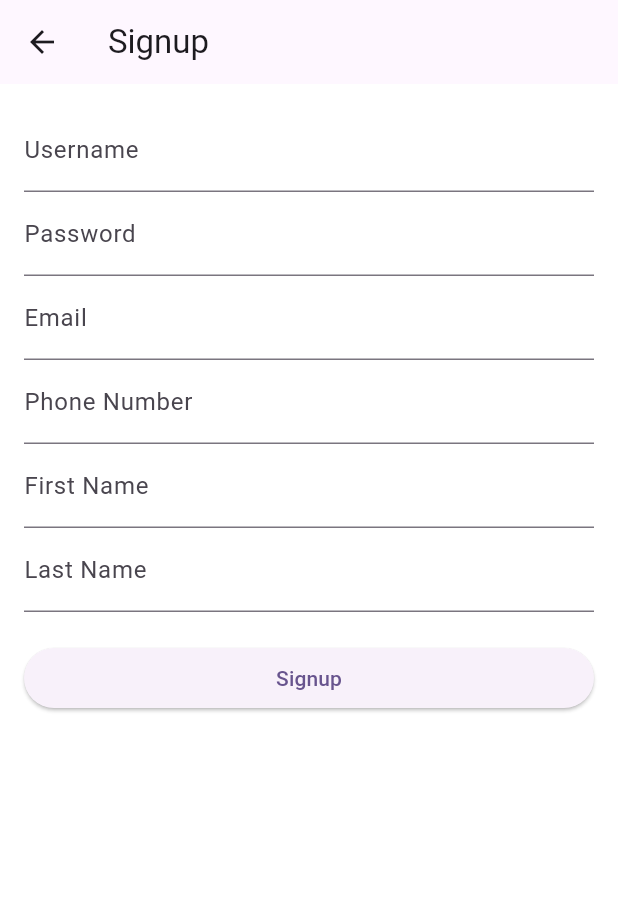
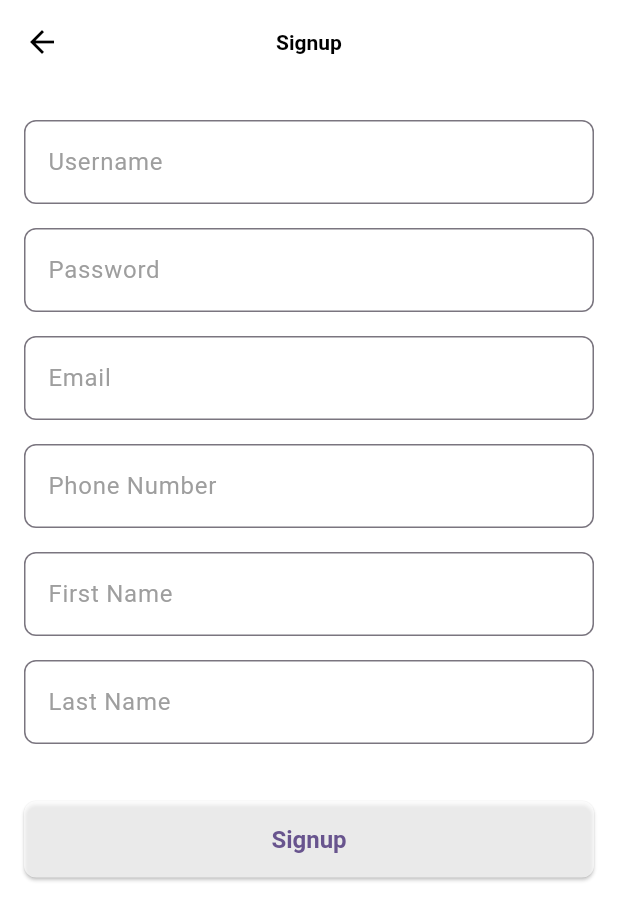
Before and after one commit to AhmedmohamedAhmed90/RealEstateMobile, a Flutter app: the SignupPage screen opened directly, on a phone screen of 412 x 824 dp. Shown: the top 920 px of the screen. Run offline on Flutter 3.47's test engine with Material 3 defaults, Android fonts, the phone set to English and light mode, and no system bars; our stand-ins replace bloc, convex_bottom_bar, equatable, flutter_bloc, flutter_secure_storage, google_fonts; accounts and stored records are empty; network calls fail.

Commit message:
"Updated theme and text styles, removed commented out code, and updated API URLs to use a base URL constant."

```diff
--- a/real_estate_mobile/lib/modules/Login/cubit/LoginCubit.dart
+++ b/real_estate_mobile/lib/modules/Login/cubit/LoginCubit.dart
@@ -3,6 +3,8 @@ import 'package:meta/meta.dart';
 import 'package:http/http.dart' as http;
 import 'dart:convert';
 import 'package:flutter_secure_storage/flutter_secure_storage.dart';
+
+import '../../../utils/app_constants.dart';
 
 part 'LoginStates.dart';
 
@@ -15,7 +17,7 @@ class LoginCubit extends Cubit<LoginState> {
     emit(LoginLoading());
     try {
       final response = await http.post(
-        Uri.parse('http://127.0.0.1:5001/api/user/login'),
+        Uri.parse('$baseURL/user/login'),
         headers: <String, String>{
           'Content-Type': 'application/json; charset=UTF-8',
         },
@@ -31,7 +33,7 @@ class LoginCubit extends Cubit<LoginState> {
 
         // Store the token securely
         await _storage.write(key: 'auth_token', value: token);
-        print('HTTP Response: ${response.statusCode} +doneeeeeeee');
+        print('HTTP Response: ${response.statusCode} +Token Saved');
         print(_storage.read(key: 'auth_token'));
 
         emit(LoginSuccess());
--- a/real_estate_mobile/lib/modules/QrCode/cubit/qr_code_cubit.dart
+++ b/real_estate_mobile/lib/modules/QrCode/cubit/qr_code_cubit.dart
@@ -3,6 +3,8 @@ import 'package:bloc/bloc.dart';
 import 'package:meta/meta.dart';
 import 'package:http/http.dart' as http;
 import 'package:flutter_secure_storage/flutter_secure_storage.dart';
+
+import '../../../utils/app_constants.dart';
 
 part 'qr_code_state.dart';
 
@@ -20,7 +22,7 @@ class QRCodeCubit extends Cubit<QRCodeState> {
       final String? formattedToken = token != null ? '$token' : null;
 
       final response = await http.post(
-        Uri.parse('http://127.0.0.1:5001/api/user/generate-qr'),
+        Uri.parse('${baseURL}/user/generate-qr'),
         headers: <String, String>{
           'Content-Type': 'application/json; charset=UTF-8',
           if (formattedToken != null) 'Authorization': formattedToken,
--- a/real_estate_mobile/lib/modules/ServicePage/cubit/ServiceCubit.dart
+++ b/real_estate_mobile/lib/modules/ServicePage/cubit/ServiceCubit.dart
@@ -46,6 +46,8 @@ import 'dart:convert';
 import 'package:flutter_secure_storage/flutter_secure_storage.dart';
 import 'package:real_estate_mobile/models/ServiceModel.dart';
 
+import '../../../utils/app_constants.dart';
+
 part 'ServiceStates.dart';
 
 class ServiceCubit extends Cubit<ServiceState> {
@@ -62,7 +64,7 @@ class ServiceCubit extends Cubit<ServiceState> {
       final String? formattedToken = token != null ? '$token' : null;
 
       final response = await http.get(
-        Uri.parse('http://127.0.0.1:5001/api/ticket/'),
+        Uri.parse('${baseURL}/ticket/'),
         headers: <String, String>{
           'Content-Type': 'application/json; charset=UTF-8',
           if (formattedToken != null) 'Authorization': formattedToken,
--- a/real_estate_mobile/lib/modules/ServicesScreen/cubit/ServicesCubit.dart
+++ b/real_estate_mobile/lib/modules/ServicesScreen/cubit/ServicesCubit.dart
@@ -4,6 +4,8 @@ import 'package:http/http.dart' as http;
 import 'dart:convert';
 import 'package:flutter_secure_storage/flutter_secure_storage.dart';
 import 'package:real_estate_mobile/models/ServicesModel.dart';
+
+import '../../../utils/app_constants.dart';
 
 part 'ServicesStates.dart';
 
@@ -20,7 +22,7 @@ class ServicesCubit extends Cubit<ServicesState> {
       final String? formattedToken = token != null ? 'Bearer $token' : null;
 
       final response = await http.get(
-        Uri.parse('http://127.0.0.1:5001/api/settings/getallservices'),
+        Uri.parse('${baseURL}/settings/getallservices'),
         headers: <String, String>{
           'Content-Type': 'application/json; charset=UTF-8',
           if (formattedToken != null) 'Authorization': formattedToken,
--- a/real_estate_mobile/lib/modules/Signup/SignupPage.dart
+++ b/real_estate_mobile/lib/modules/Signup/SignupPage.dart
@@ -20,7 +20,14 @@ class _SignupPageState extends State<SignupPage> {
   @override
   Widget build(BuildContext context) {
     return Scaffold(
-      appBar: AppBar(title: Text('Signup')),
+      appBar: AppBar(
+        title: Text('Signup'),
+        centerTitle: true,
+        backgroundColor: Colors.white,
+        elevation: 0,
+        iconTheme: IconThemeData(color: Colors.black),
+        titleTextStyle: TextStyle(color: Colors.black, fontWeight: FontWeight.bold),
+      ),
       body: BlocProvider(
         create: (context) => SignupCubit(),
         child: Padding(
@@ -29,38 +36,38 @@ class _SignupPageState extends State<SignupPage> {
             key: _formKey,
             child: ListView(
               children: [
-                TextFormField(
+                _buildTextField(
                   controller: _usernameController,
-                  decoration: InputDecoration(labelText: 'Username'),
+                  labelText: 'Username',
                   validator: (value) => value!.isEmpty ? 'Please enter a username' : null,
                 ),
-                TextFormField(
+                _buildTextField(
                   controller: _passwordController,
-                  decoration: InputDecoration(labelText: 'Password'),
+                  labelText: 'Password',
                   obscureText: true,
                   validator: (value) => value!.isEmpty ? 'Please enter a password' : null,
                 ),
-                TextFormField(
+                _buildTextField(
                   controller: _emailController,
-                  decoration: InputDecoration(labelText: 'Email'),
+                  labelText: 'Email',
                   validator: (value) => value!.isEmpty ? 'Please enter an email' : null,
                 ),
-                TextFormField(
+                _buildTextField(
                   controller: _phoneNumberController,
-                  decoration: InputDecoration(labelText: 'Phone Number'),
+                  labelText: 'Phone Number',
                   validator: (value) => value!.isEmpty ? 'Please enter a phone number' : null,
                 ),
-                TextFormField(
+                _buildTextField(
                   controller: _firstNameController,
-                  decoration: InputDecoration(labelText: 'First Name'),
+                  labelText: 'First Name',
                   validator: (value) => value!.isEmpty ? 'Please enter a first name' : null,
                 ),
-                TextFormField(
+                _buildTextField(
                   controller: _lastNameController,
-                  decoration: InputDecoration(labelText: 'Last Name'),
+                  labelText: 'Last Name',
                   validator: (value) => value!.isEmpty ? 'Please enter a last name' : null,
                 ),
-                SizedBox(height: 20),
+                SizedBox(height: 30),
                 BlocConsumer<SignupCubit, SignupState>(
                   listener: (context, state) {
                     if (state is SignupSuccess) {
@@ -86,6 +93,14 @@ class _SignupPageState extends State<SignupPage> {
                           );
                         }
                       },
+                      style: ElevatedButton.styleFrom(
+                        backgroundColor: Colors.white70,
+                        shape: RoundedRectangleBorder(
+                          borderRadius: BorderRadius.circular(8.0),
+                        ),
+                        padding: EdgeInsets.symmetric(vertical: 16.0),
+                        textStyle: TextStyle(fontSize: 16, fontWeight: FontWeight.bold),
+                      ),
                       child: Text('Signup'),
                     );
                   },
@@ -97,4 +112,31 @@ class _SignupPageState extends State<SignupPage> {
       ),
     );
   }
+
+  Widget _buildTextField({
+    required TextEditingController controller,
+    required String labelText,
+    bool obscureText = false,
+    required String? Function(String?) validator,
+  }) {
+    return Padding(
+      padding: const EdgeInsets.symmetric(vertical: 8.0),
+      child: TextFormField(
+        controller: controller,
+        obscureText: obscureText,
+        decoration: InputDecoration(
+          labelText: labelText,
+          labelStyle: TextStyle(color: Colors.grey, fontSize: 16),
+          border: OutlineInputBorder(
+            borderRadius: BorderRadius.circular(8.0),
+          ),
+          focusedBorder: OutlineInputBorder(
+            borderRadius: BorderRadius.circular(8.0),
+            borderSide: BorderSide(color: Colors.black),
+          ),
+        ),
+        validator: validator,
+      ),
+    );
+  }
 }
--- a/real_estate_mobile/lib/modules/Splash/SplashScreen.dart
+++ b/real_estate_mobile/lib/modules/Splash/SplashScreen.dart
@@ -13,7 +13,7 @@ class SplashScreen extends StatelessWidget {
         listener: (context, state) {
           if (state is SplashLoaded) {
             Navigator.of(context).pushReplacement(
-              MaterialPageRoute(builder: (context) => HomePage()),
+              MaterialPageRoute(builder: (context) => LoginPage()),
             );
           }
         },
--- a/real_estate_mobile/lib/modules/TicketForm/TicketForm.dart
+++ b/real_estate_mobile/lib/modules/TicketForm/TicketForm.dart
@@ -2,6 +2,8 @@ import 'package:flutter/material.dart';
 import 'package:http/http.dart' as http;
 import 'dart:convert';
 import 'package:flutter_secure_storage/flutter_secure_storage.dart';
+
+import '../../utils/app_constants.dart';
 
 class TicketForm extends StatefulWidget {
   final String serviceId;
@@ -68,7 +70,7 @@ class _TicketFormState extends State<TicketForm> {
         }
 
         final response = await http.post(
-          Uri.parse('http://127.0.0.1:5001/api/ticket/add'),
+          Uri.parse('${baseURL}/ticket/add'),
           headers: <String, String>{
             'Content-Type': 'application/json; charset=UTF-8',
           },
--- /dev/null
+++ b/real_estate_mobile/lib/utils/app_constants.dart
@@ -0,0 +1 @@
+String baseURL ="http://127.0.0.1:5001/api";
```
Also changed, not shown: real_estate_mobile/lib/main.dart (+15 -15 lines), real_estate_mobile/lib/modules/Contact/ContactPage.dart (+5 -5 lines), real_estate_mobile/lib/modules/Home/cubit/home_cubit.dart (+6 -4 lines), real_estate_mobile/lib/modules/Signup/cubit/SignupCubit.dart (+28 -3 lines), real_estate_mobile/pubspec.lock, 1 other file.
